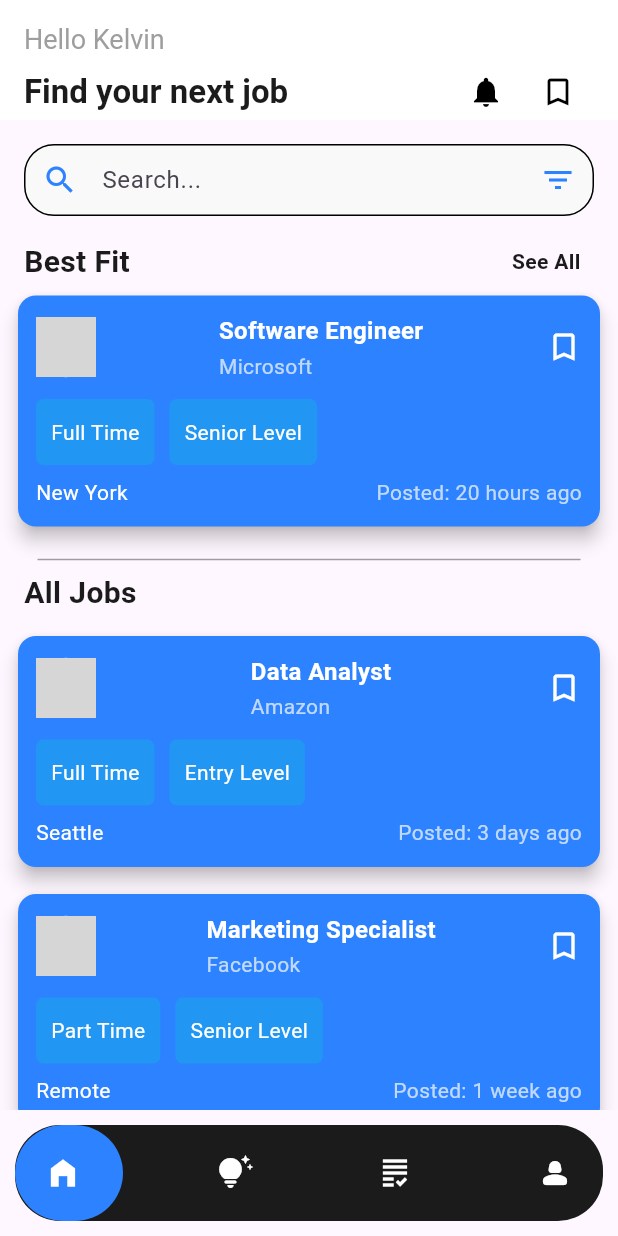
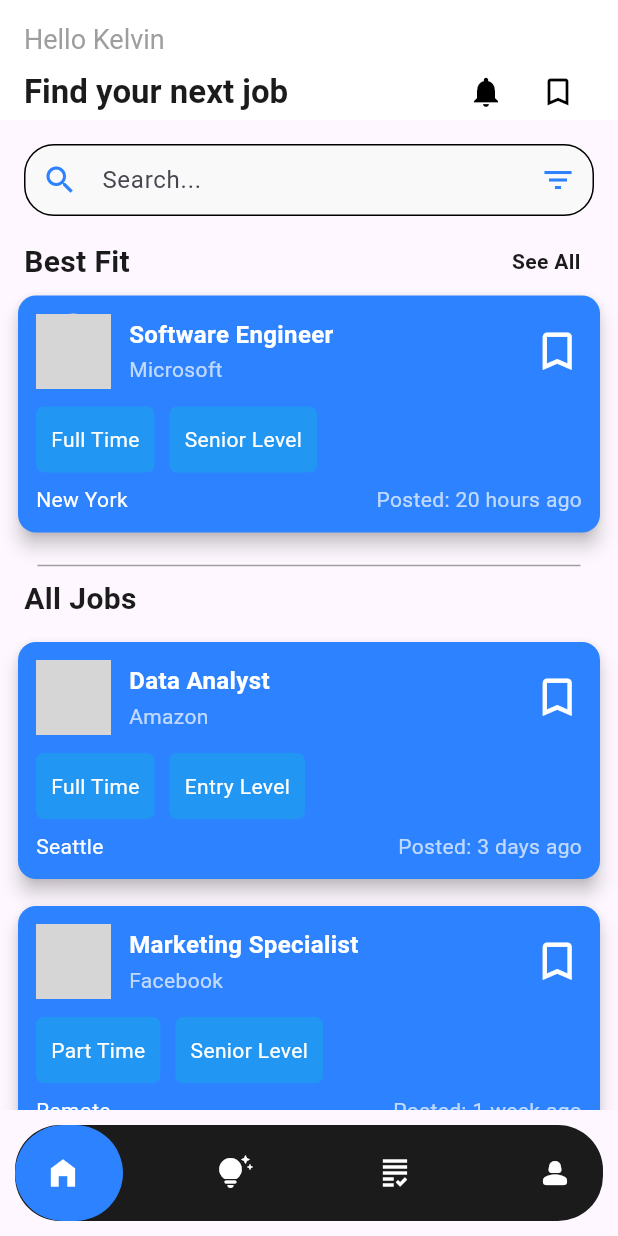
Before and after one commit to sande11/vephi, a Flutter app: the screen it shows after launch, on a phone screen of 412 x 824 dp. Run offline on Flutter 3.47's test engine with Material 3 defaults, Android fonts, the phone set to English and light mode, and no system bars; drawn by our look-alikes of google_nav_bar; grey boxes are pictures that could not be loaded.

Commit message:
home changes

```diff
--- a/lib/pages/home.dart
+++ b/lib/pages/home.dart
@@ -179,13 +179,14 @@ class HomePage extends StatelessWidget {
               level: '',
               location: '',
               time: '',
-                  )),
+            ),
+          ),
         );
       },
       child: Padding(
         padding: const EdgeInsets.only(left: 8.0, right: 8),
         child: SizedBox(
-          height: 162,
+          height: 166,
           width: double.infinity,
           child: Card(
             elevation: 5,
@@ -198,10 +199,14 @@ class HomePage extends StatelessWidget {
                   Row(
                     mainAxisAlignment: MainAxisAlignment.spaceBetween,
                     children: [
+                      Row(
+                        children: [
                           const CircleAvatar(
-                        backgroundImage: AssetImage('assets/company_logo.png'),
-                        radius: 20,
+                            backgroundImage:
+                                AssetImage('assets/company_logo.png'),
+                            radius: 25,
                           ),
+                          const SizedBox(width: 12),
                           Column(
                             crossAxisAlignment: CrossAxisAlignment.start,
                             children: [
@@ -223,7 +228,13 @@ class HomePage extends StatelessWidget {
                               ),
                             ],
                           ),
-                      const Icon(Icons.bookmark_border, color: Colors.white),
+                        ],
+                      ),
+                      const Icon(
+                        Icons.bookmark_border,
+                        color: Colors.white,
+                        size: 33,
+                      ),
                     ],
                   ),
                   const SizedBox(height: 12),
```
Lines whose indentation alone changed are shown as unchanged.
